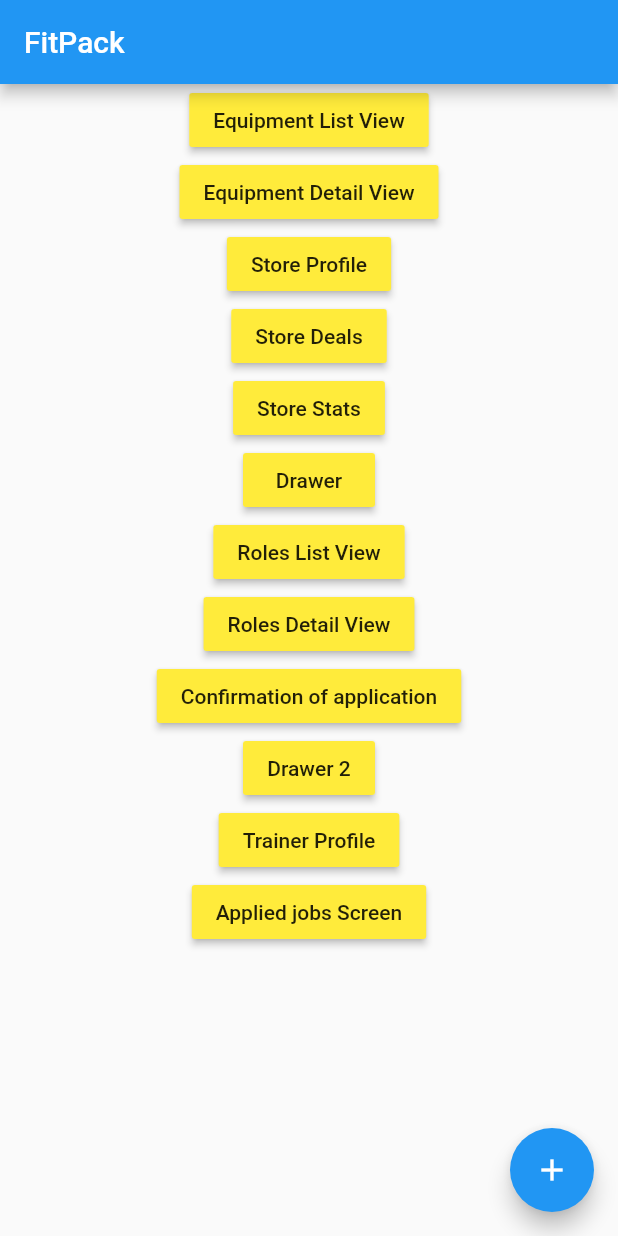
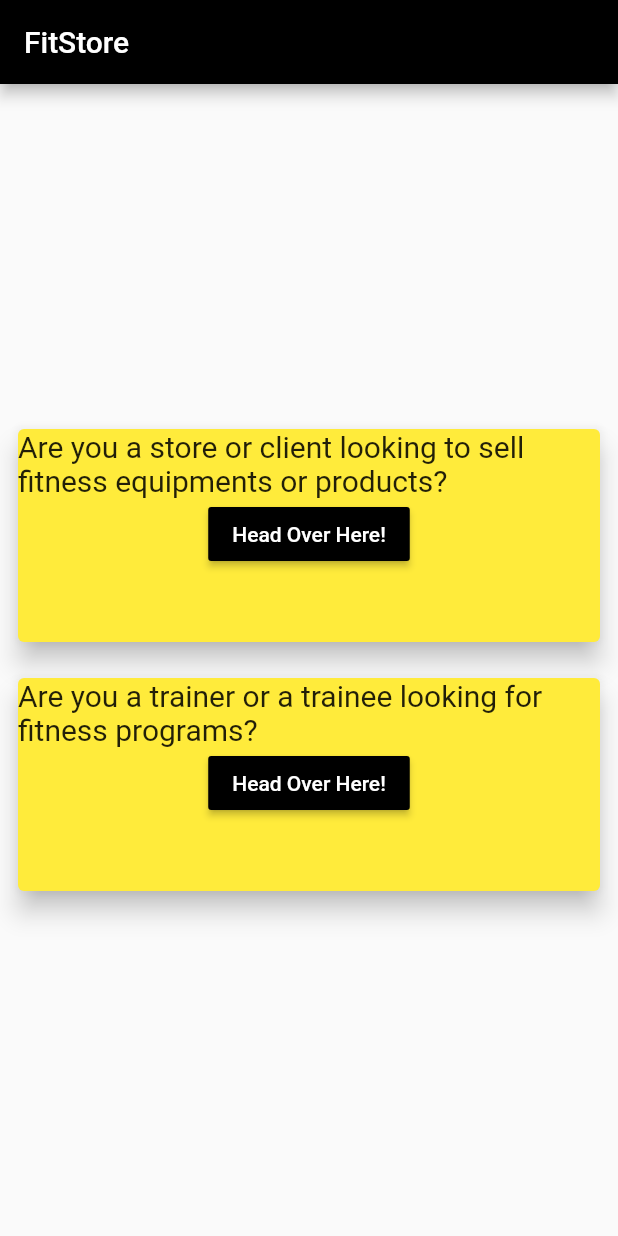
Before and after one commit to swathi-vennela/FitBuddy, a Flutter app: the screen it shows after launch, on a phone screen of 412 x 824 dp. Run offline on Flutter 3.47's test engine with Material 2 defaults, Android fonts, the phone set to English and light mode, and no system bars.

Commit message:
Added parts for end sem

```diff
--- a/SOAD/requirements.txt
+++ b/SOAD/requirements.txt
@@ -7,3 +7,6 @@ pillow
 django-chartjs
 django-phonenumber-field
 phonenumbers
+pytest
+pytest-django
+mixer
--- a/fitpack/lib/main.dart
+++ b/fitpack/lib/main.dart
@@ -1,4 +1,5 @@
 import 'package:fitpack/screens/equipment_list.dart';
+import 'package:fitpack/screens/view_programs.dart';
 import 'package:flutter/material.dart';
 
 void main() {
@@ -51,18 +52,6 @@ class MyHomePage extends StatefulWidget {
 }
 
 class _MyHomePageState extends State<MyHomePage> {
-  int _counter = 0;
-
-  void _incrementCounter() {
-    setState(() {
-      // This call to setState tells the Flutter framework that something has
-      // changed in this State, which causes it to rerun the build method below
-      // so that the display can reflect the updated values. If we changed
-      // _counter without calling setState(), then the build method would not be
-      // called again, and so nothing would appear to happen.
-      _counter++;
-    });
-  }
 
   @override
   Widget build(BuildContext context) {
@@ -74,84 +63,56 @@ class _MyHomePageState extends State<MyHomePage> {
     // than having to individually change instances of widgets.
     return Scaffold(
       appBar: AppBar(
-        // Here we take the value from the MyHomePage object that was created by
-        // the App.build method, and use it to set our appbar title.
-        title: Text("FitPack"),
+        title: Text("FitStore"),
+        backgroundColor: Colors.black,
       ),
-      body: Center(
+      body: Container(
         child: Column(
+          mainAxisAlignment: MainAxisAlignment.center,
           children: [
-            RaisedButton(
+            Container(
+              // width: 200,
+              margin: EdgeInsets.all(8),
+              height: 150,
+              child: Card(
                 color: Colors.yellow,
-                onPressed: (){
-                  Navigator.push(context,
-                    MaterialPageRoute(builder: (context)=>ProductListView()));
-                },
-                child: Text("Equipment List View"),
+                elevation: 7,
+                child: Column(
+                  children: [
+                    Text("Are you a store or client looking to sell fitness equipments or products?",style: TextStyle(fontSize: 20),),
+                    RaisedButton(onPressed: (){
+                      Navigator.push(context, MaterialPageRoute(builder: (context)=>ProductListView()));
+                    },
+                    child: Text("Head Over Here!",style: TextStyle(color: Colors.white),),
+                    color: Colors.black
+                    )
+                  ],
+                )
+              )
             ),
-            RaisedButton(
+            Container(
+              // width: 200,
+              margin: EdgeInsets.all(8),
+              height: 150,
+              child: Card(
                 color: Colors.yellow,
-                onPressed: (){},
-                child: Text("Equipment Detail View"),
-            ),
-            RaisedButton(
-                color: Colors.yellow,
-                onPressed: (){},
-                child: Text("Store Profile"),
-            ),
-            RaisedButton(
-                color: Colors.yellow,
-                onPressed: (){},
-                child: Text("Store Deals"),
-            ),
-            RaisedButton(
-                color: Colors.yellow,
-                onPressed: (){},
-                child: Text("Store Stats"),
-            ),
-            RaisedButton(
-                color: Colors.yellow,
-                onPressed: (){},
-                child: Text("Drawer"),
-            ),
-            RaisedButton(
-                color: Colors.yellow,
-                onPressed: (){},
-                child: Text("Roles List View"),
-            ),
-            RaisedButton(
-                color: Colors.yellow,
-                onPressed: (){},
-                child: Text("Roles Detail View"),
-            ),
-            RaisedButton(
-                color: Colors.yellow,
-                onPressed: (){},
-                child: Text("Confirmation of application"),
-            ),
-            RaisedButton(
-                color: Colors.yellow,
-                onPressed: (){},
-                child: Text("Drawer 2"),
-            ),
-            RaisedButton(
-                color: Colors.yellow,
-                onPressed: (){},
-                child: Text("Trainer Profile"),
-            ),
-            RaisedButton(
-                color: Colors.yellow,
-                onPressed: (){},
-                child: Text("Applied jobs Screen"),
-            ),
+                elevation: 7,
+                child: Column(
+                  children: [
+                    Text("Are you a trainer or a trainee looking for fitness programs?",style: TextStyle(fontSize: 20),),
+                    RaisedButton(onPressed: (){
+                      Navigator.push(context, MaterialPageRoute(builder: (context)=>ProgramsListView()));
+                    },
+                    child: Text("Head Over Here!",style: TextStyle(color: Colors.white),),
+                    color: Colors.black
+                    )
+                  ],
+                )
+              )
+            )
           ],
-        )
+        ),
       ),
-      floatingActionButton: FloatingActionButton(
-        onPressed: _incrementCounter,
-        tooltip: 'Increment',
-        child: Icon(Icons.add),
-      ), // This trailing comma makes auto-formatting nicer for build methods.
     );
   }
 }
--- a/fitpack/pubspec.yaml
+++ b/fitpack/pubspec.yaml
@@ -23,6 +23,8 @@ environment:
 dependencies:
   flutter:
     sdk: flutter
+  http:
+  provider:
 
 
   # The following adds the Cupertino Icons font to your application.
@@ -46,7 +48,7 @@ flutter:
 
   # To add assets to your application, add an assets section, like this:
   assets:
-    - assets/
+    - assets/images/temp.jpg
   #   - images/a_dot_burr.jpeg
   #   - images/a_dot_ham.jpeg
 
```
Also changed, not shown: fitpack/lib/models/product.dart (added, +19 -0 lines), fitpack/lib/models/programs.dart (added, +20 -0 lines), fitpack/lib/screens/add_product.dart (added, +125 -0 lines), fitpack/lib/screens/edit_product.dart (added, +13 -0 lines), fitpack/lib/screens/equipment_detail.dart (added, +76 -0 lines), fitpack/lib/screens/equipment_list.dart (+124 -36 lines), fitpack/lib/screens/view_programs.dart (added, +91 -0 lines), fitpack/pubspec.lock, 9 other files.
